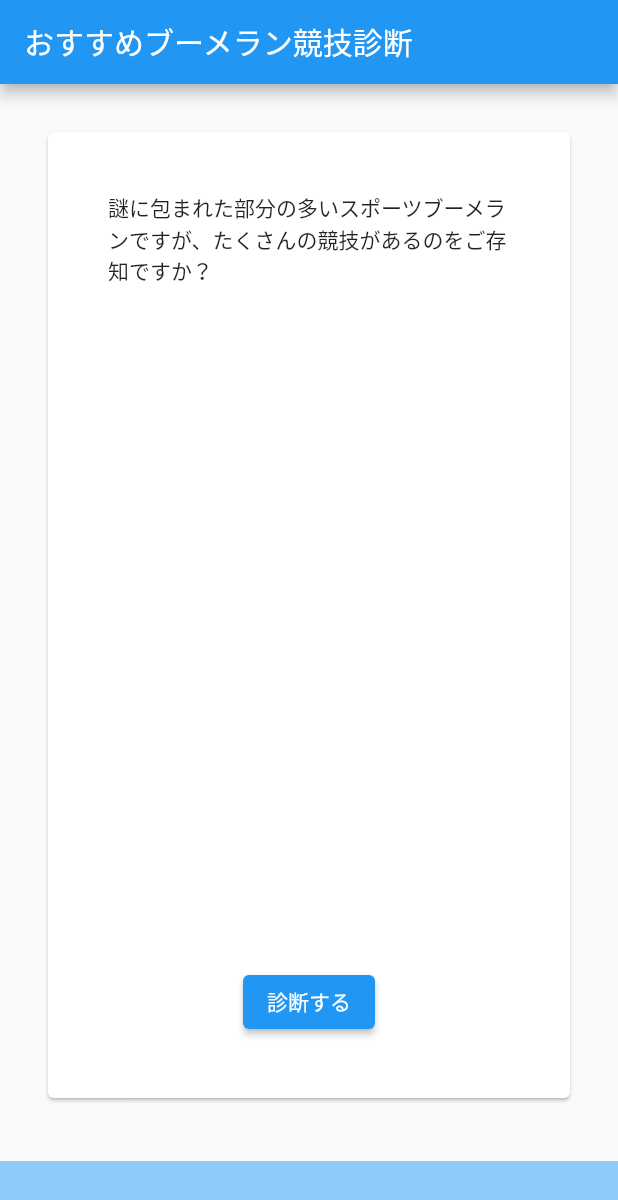
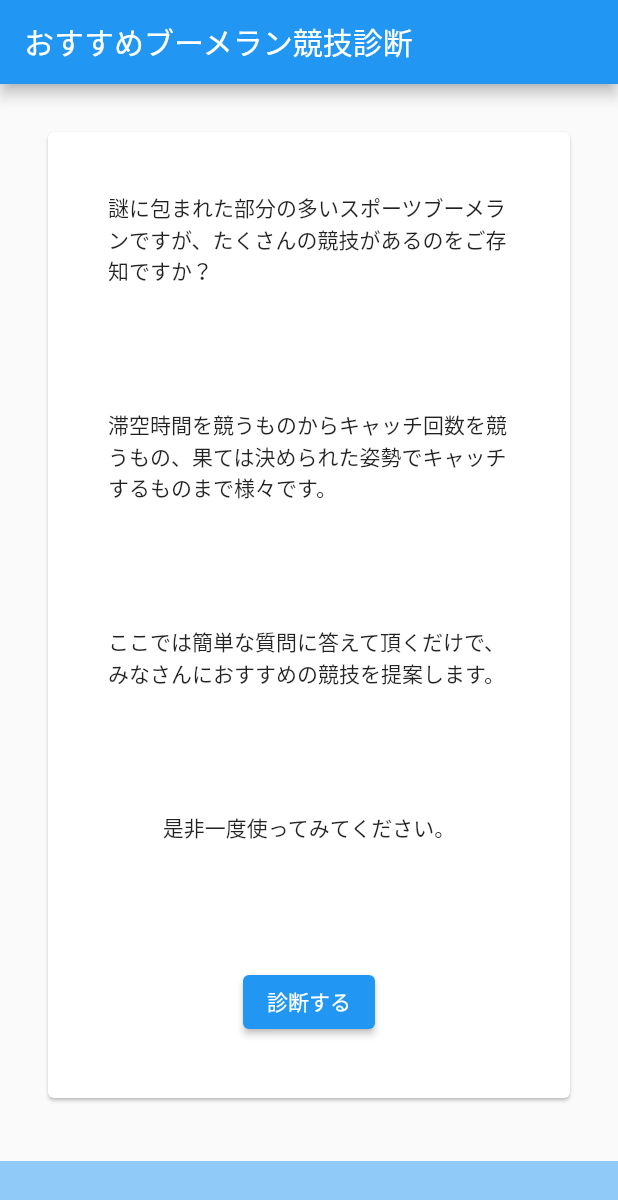
Before and after one commit to gyuta/recommend_boomerang, a Flutter app: the screen it shows after launch, on a phone screen of 412 x 824 dp. Shown: the top 1200 px of the screen. Run offline on Flutter 3.47's test engine with Material 2 defaults, Android fonts, the phone set to English and light mode, and no system bars.

Commit message:
文言を追加

```diff
--- a/lib/choice.dart
+++ b/lib/choice.dart
@@ -44,7 +44,7 @@ class _ChoiceState extends State<Choice> {
               setState(() {
                 isVisible = false;
               });
-              widget.callback(-1);
+              widget.callback(0);
             },
             child: Text("いいえ")),
         ElevatedButton(
--- a/lib/cover.dart
+++ b/lib/cover.dart
@@ -13,6 +13,9 @@ class Cover extends StatelessWidget {
             mainAxisAlignment: MainAxisAlignment.spaceBetween,
             children: [
               Text("謎に包まれた部分の多いスポーツブーメランですが、たくさんの競技があるのをご存知ですか？"),
+              Text("滞空時間を競うものからキャッチ回数を競うもの、果ては決められた姿勢でキャッチするものまで様々です。"),
+              Text("ここでは簡単な質問に答えて頂くだけで、みなさんにおすすめの競技を提案します。"),
+              Text("是非一度使ってみてください。"),
               ElevatedButton(
                   onPressed: () {
                     callback(0);
--- a/lib/judge.dart
+++ b/lib/judge.dart
@@ -83,7 +83,7 @@ class _JudgeState extends State<Judge> {
 const List<Map<String, String>> cardContent = [
   {"title": "カバー用"},
   {
-    "title": "我慢強いほうだ",
+    "title": "体力には自信がある",
     "img":
         "https://3.bp.blogspot.com/-CqYmAclTr3Y/VlaCvXbhDGI/AAAAAAAA1B8/evIAehX02pA/s180-c/medical_geppu_gaman.png"
   },
@@ -97,4 +97,29 @@ const List<Map<String, String>> cardContent = [
     "img":
         "https://3.bp.blogspot.com/-Gr6f-H1rXko/Wi4fz7xuGdI/AAAAAAABIq4/_ngtRKC44XwlZTul6ex_lev2lDOEN1TKwCLcBGAs/s450/baseball_pitcher_overthrow.png"
   },
+  {
+    "title": "人を待つより待たせる方が多い",
+    "img":
+        "https://3.bp.blogspot.com/-bmafUWSxMik/V0V39oogGRI/AAAAAAAA7Aw/tOYtjPyVX9IUKV0Fk4EPYGk7Y9j5zDqjwCLcB/s800/hashiru_syokupan_woman.png"
+  },
+  {
+    "title": "精密さを求められる作業は苦手だ",
+    "img":
+        "https://1.bp.blogspot.com/-q_Zz3agfJ3U/X3hGNucIFoI/AAAAAAABbp8/Nod5_-jeoQQz_ZIh42hcyYsc3olDAjleQCNcBGAsYHQ/s1600/rock_balancing.png"
+  },
+  {
+    "title": "足で物を掴むことが多い",
+    "img":
+        "https://1.bp.blogspot.com/-Yfxqma76CcM/XY7TScbaTqI/AAAAAAABVLY/EOB5BQOxOp4AYHGkIuAASolFFjnryTQ8gCNcBGAsYHQ/s1600/sports_sepak_takraw_sepatakuro_man.png"
+  },
+  {
+    "title": "何事もテキパキと取り組む方だ",
+    "img":
+        "https://3.bp.blogspot.com/-xkYdvibVSeI/U5l5l8eu8II/AAAAAAAAhRY/_jeBSG1cRKE/s800/shigoto_tekipaki.png"
+  },
+  {
+    "title": "世界に挑戦したい",
+    "img":
+        "https://4.bp.blogspot.com/-14ly7lSqWfc/Wq9-uBU5nAI/AAAAAAABK-4/z3m0vZaMeqUO65jhtFlsaTCK3jv09KoPwCLcBGAs/s800/trophy_man.png"
+  }
 ];
--- a/lib/result.dart
+++ b/lib/result.dart
@@ -14,9 +14,9 @@ class Result extends StatelessWidget {
           mainAxisAlignment: MainAxisAlignment.spaceBetween,
           children: [
             Text("あなたには ${resultContent[num]['title']} がオススメ！"),
-            Image.network(
-                "https://1.bp.blogspot.com/-zf70t5M0sIU/Uku9Ux59RFI/AAAAAAAAYgY/lWtbiqL5rXE/s800/boomerang_boy.png"),
-            Text("オージーとはほげほげする競技です。"),
+            // Image.network(
+            //     "https://1.bp.blogspot.com/-zf70t5M0sIU/Uku9Ux59RFI/AAAAAAAAYgY/lWtbiqL5rXE/s800/boomerang_boy.png"),
+            Text("${resultContent[num]['desc']}"),
             Row(
               mainAxisAlignment: MainAxisAlignment.spaceBetween,
               children: [
@@ -39,14 +39,36 @@ class Result extends StatelessWidget {
 const List<Map<String, String>> resultContent = [
   {
     "title": "FC(ファストキャッチ)",
+    "desc":
+        "5回キャッチするまでの時間を競うもっともオーソドックスな競技です。スピードとキャッチの容易さを両立させるテクニックが重要になってきます。また、ブルズアイ（投げる場所）の近くでキャッチすることやキャッチしてから次の一投までいかにスムーズに繋ぐかなど非常に奥の深い協議と言えるでしょう"
   },
   {
     "title": "アキュラシー",
+    "desc":
+        "公式戦の種目の中では唯一ブーメランをキャッチする必要がない競技です。ブルズアイ（投げる場所）からブーメランが落ちた位置で点数が決まり、いかに近くに落とすかを競います。風の影響も強く、場合によっては初心者でも高得点を狙える初心者にも優しい競技と言えるでしょう。"
   },
   {
     "title": "トリック",
+    "desc":
+        "指定された方法でブーメランをキャッチできるかを競う競技です。キャッチ方法は片手キャッチから始まり、上から抑え込むようにキャッチするイーグルや、背中でキャッチする背面キャッチ、最終的には足でキャッチする足キャッチまで多岐に渡ります。失敗するまで続くので理論上は∞点が可能な唯一の競技です。",
   },
-  {"title": "オージー"},
-  {"title": "MTA"},
-  {"title": "エンデュランス"}
+  {
+    "title": "オージー",
+    "desc":
+        "オージーというかなり飛距離の出るブーメランを使った競技です。ブーメランと聞いて多くの人が思い浮かべる2枚翼のものがオージーです。飛距離(30m 40m 50m)、キャッチの不可、戻ってきた場所の３要素で得点が決まるため、ブーメランの基本に忠実な競技と言えるでしょう。"
+  },
+  {
+    "title": "MTA",
+    "desc":
+        "滞空時間を競う競技です。多くの場合は風によって上空のブーメランが流されていくため、川や薮の中に墜落してブーメランをロストしやすいという場所と風を考えないと非常に危険な競技です。"
+  },
+  {
+    "title": "エンデュランス",
+    "desc":
+        "5分間にブーメランを何回キャッチできたかを競う名前通りの’耐久’勝負です。競技後は非常に疲れるため、大会や練習ではもっとも最後に行われることの多い競技です。"
+  },
+  {
+    "title": "カイリー",
+    "desc": "カイリーを投げて遠くの的を狙う非公式競技です。カイリーは戻ってこないブーメランなので、投げたら取りに行くのが大変です。"
+  }
 ];
```
